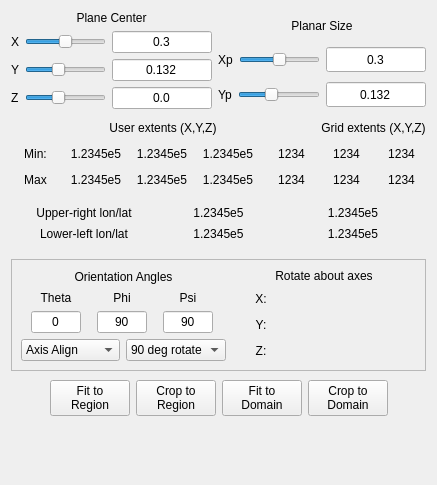
Above: apps/vaporgui/guis/ui/contourLayout.ui from yyr/vapor before the change. Below: the same form after it.
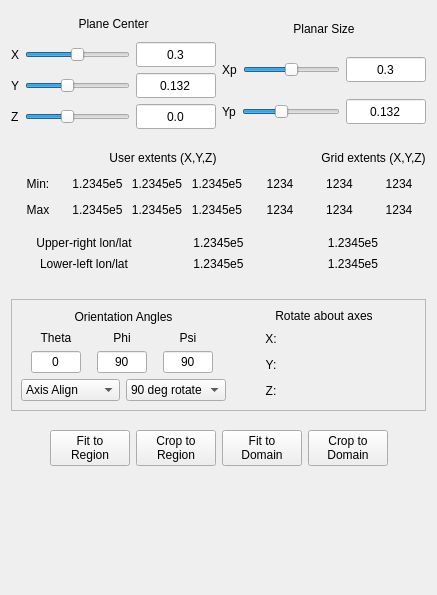
That is the form after the change. Custom widgets are drawn as their Qt base class.

Patch:
```diff
--- a/apps/vaporgui/guis/ui/contourLayout.ui
+++ b/apps/vaporgui/guis/ui/contourLayout.ui
@@ -6,13 +6,13 @@
    <rect>
     <x>0</x>
     <y>0</y>
-    <width>435</width>
-    <height>485</height>
+    <width>400</width>
+    <height>595</height>
    </rect>
   </property>
   <property name="maximumSize">
    <size>
-    <width>435</width>
+    <width>400</width>
     <height>16777215</height>
    </size>
   </property>
@@ -82,7 +82,7 @@
              </property>
              <property name="minimumSize">
               <size>
-               <width>70</width>
+               <width>60</width>
                <height>0</height>
               </size>
              </property>
@@ -125,7 +125,7 @@
              </property>
              <property name="maximumSize">
               <size>
-               <width>100</width>
+               <width>80</width>
                <height>25</height>
               </size>
              </property>
@@ -176,7 +176,7 @@
              </property>
              <property name="minimumSize">
               <size>
-               <width>70</width>
+               <width>60</width>
                <height>0</height>
               </size>
              </property>
@@ -219,7 +219,7 @@
              </property>
              <property name="maximumSize">
               <size>
-               <width>100</width>
+               <width>80</width>
                <height>25</height>
               </size>
              </property>
@@ -270,7 +270,7 @@
              </property>
              <property name="minimumSize">
               <size>
-               <width>70</width>
+               <width>60</width>
                <height>0</height>
               </size>
              </property>
@@ -313,7 +313,7 @@
              </property>
              <property name="maximumSize">
               <size>
-               <width>100</width>
+               <width>80</width>
                <height>25</height>
               </size>
              </property>
@@ -393,7 +393,7 @@
              </property>
              <property name="minimumSize">
               <size>
-               <width>70</width>
+               <width>60</width>
                <height>0</height>
               </size>
              </property>
@@ -436,7 +436,7 @@
              </property>
              <property name="maximumSize">
               <size>
-               <width>100</width>
+               <width>80</width>
                <height>25</height>
               </size>
              </property>
@@ -487,7 +487,7 @@
              </property>
              <property name="minimumSize">
               <size>
-               <width>70</width>
+               <width>60</width>
                <height>0</height>
               </size>
              </property>
@@ -530,7 +530,7 @@
              </property>
              <property name="maximumSize">
               <size>
-               <width>100</width>
+               <width>80</width>
                <height>25</height>
               </size>
              </property>
@@ -570,8 +570,8 @@
        </property>
        <property name="sizeHint" stdset="0">
         <size>
-         <width>415</width>
-         <height>3</height>
+         <width>368</width>
+         <height>13</height>
         </size>
        </property>
       </spacer>
@@ -663,7 +663,7 @@
         <widget class="QLabel" name="minUserXLabel">
          <property name="minimumSize">
           <size>
-           <width>60</width>
+           <width>50</width>
            <height>0</height>
           </size>
          </property>
@@ -685,7 +685,7 @@
         <widget class="QLabel" name="minUserYLabel">
          <property name="minimumSize">
           <size>
-           <width>60</width>
+           <width>50</width>
            <height>0</height>
           </size>
          </property>
@@ -707,7 +707,7 @@
         <widget class="QLabel" name="minUserZLabel">
          <property name="minimumSize">
           <size>
-           <width>60</width>
+           <width>50</width>
            <height>0</height>
           </size>
          </property>
@@ -810,7 +810,7 @@
         <widget class="QLabel" name="maxUserXLabel">
          <property name="minimumSize">
           <size>
-           <width>60</width>
+           <width>50</width>
            <height>0</height>
           </size>
          </property>
@@ -832,7 +832,7 @@
         <widget class="QLabel" name="maxUserYLabel">
          <property name="minimumSize">
           <size>
-           <width>60</width>
+           <width>50</width>
            <height>0</height>
           </size>
          </property>
@@ -854,7 +854,7 @@
         <widget class="QLabel" name="maxUserZLabel">
          <property name="minimumSize">
           <size>
-           <width>60</width>
+           <width>50</width>
            <height>0</height>
           </size>
          </property>
@@ -1099,7 +1099,7 @@
        <property name="sizeHint" stdset="0">
         <size>
          <width>415</width>
-         <height>3</height>
+         <height>13</height>
         </size>
        </property>
       </spacer>
@@ -1410,7 +1410,7 @@
                <widget class="QtThumbWheel" name="xThumbWheel" native="true">
                 <property name="minimumSize">
                  <size>
-                  <width>120</width>
+                  <width>100</width>
                   <height>20</height>
                  </size>
                 </property>
@@ -1452,7 +1452,7 @@
                <widget class="QtThumbWheel" name="yThumbWheel" native="true">
                 <property name="minimumSize">
                  <size>
-                  <width>120</width>
+                  <width>100</width>
                   <height>20</height>
                  </size>
                 </property>
@@ -1494,7 +1494,7 @@
                <widget class="QtThumbWheel" name="zThumbWheel" native="true">
                 <property name="minimumSize">
                  <size>
-                  <width>120</width>
+                  <width>100</width>
                   <height>20</height>
                  </size>
                 </property>
@@ -1525,8 +1525,8 @@
        </property>
        <property name="sizeHint" stdset="0">
         <size>
-         <width>415</width>
-         <height>3</height>
+         <width>348</width>
+         <height>13</height>
         </size>
        </property>
       </spacer>
@@ -1654,8 +1654,8 @@
        </property>
        <property name="sizeHint" stdset="0">
         <size>
-         <width>20</width>
-         <height>40</height>
+         <width>412</width>
+         <height>13</height>
         </size>
        </property>
       </spacer>
```
